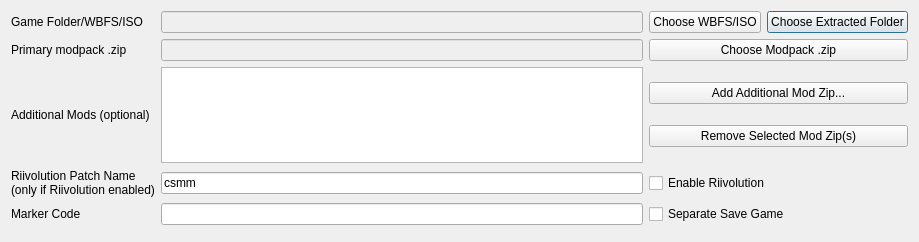
Above: quicksetupdialog.ui from FortuneStreetModding/csmm-qt before the change. Below: the same form after it.
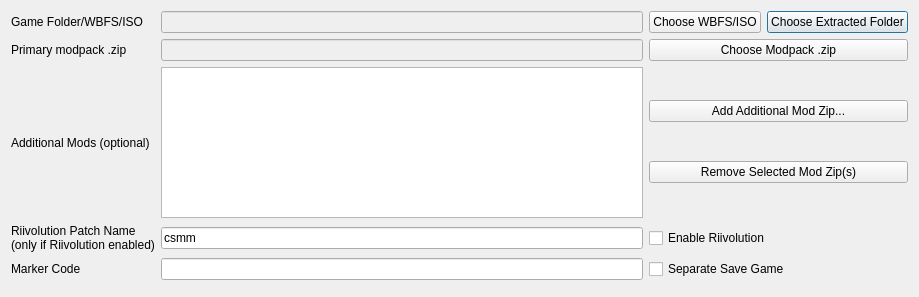
That is the form after the change.

The edit to the form file:
```diff
--- a/quicksetupdialog.ui
+++ b/quicksetupdialog.ui
@@ -10,7 +10,7 @@
     <x>0</x>
     <y>0</y>
     <width>919</width>
-    <height>242</height>
+    <height>297</height>
    </rect>
   </property>
   <property name="windowTitle">
```
Left out of the diff: 14 changed lines with no effect on the pictures.
